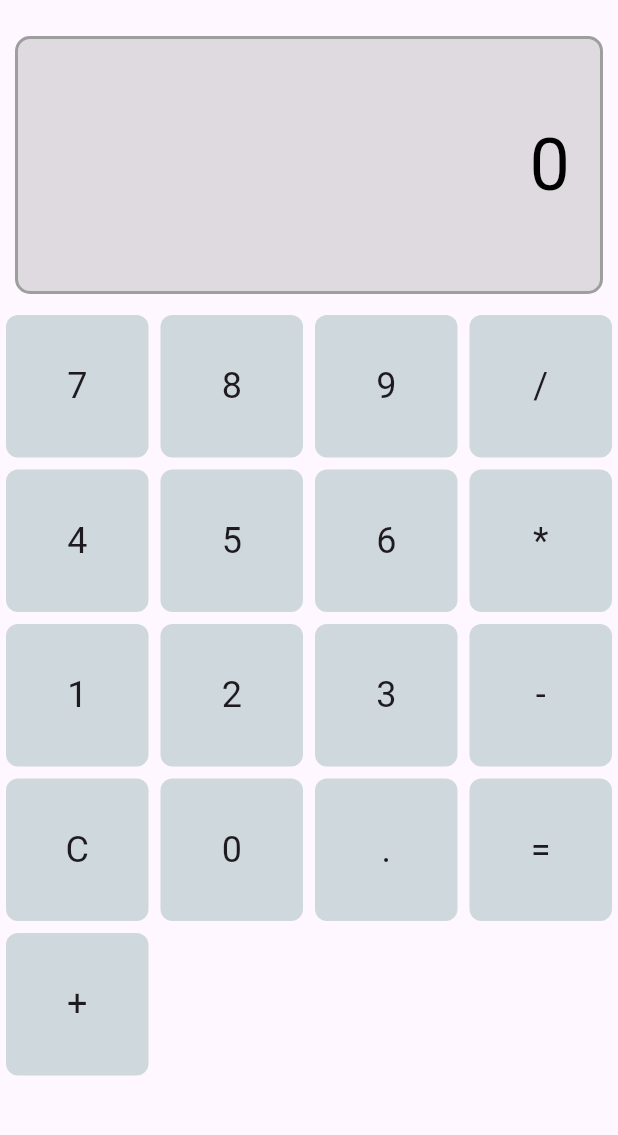
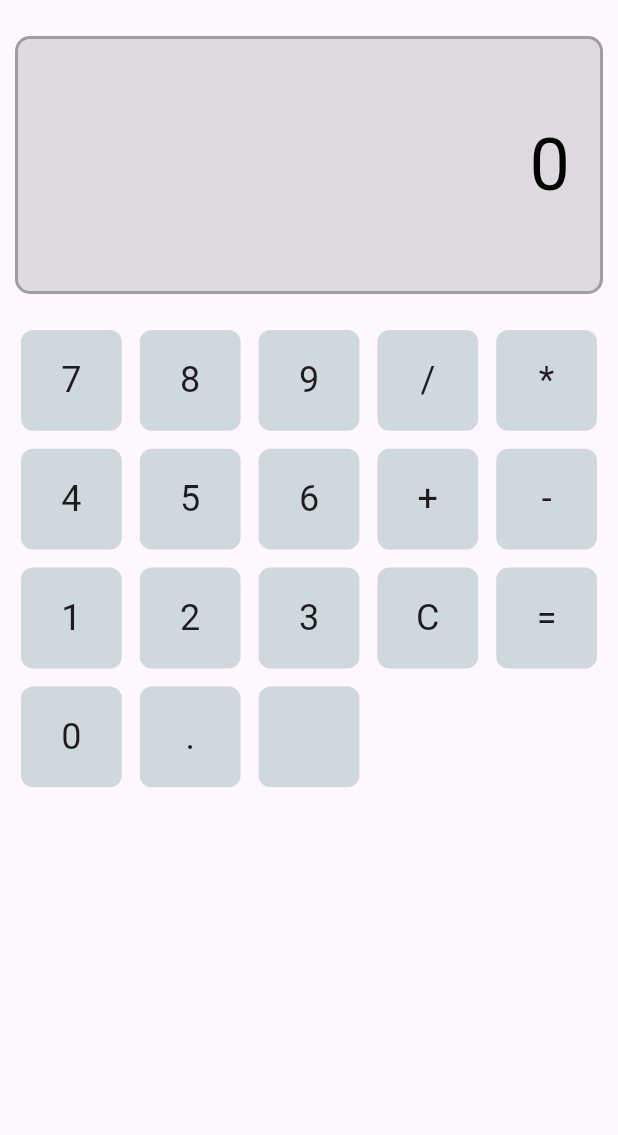
Before and after one commit to abdulbasith007/Calculator-App---Flutter, a Flutter app: the screen it shows after launch, on a phone screen of 412 x 824 dp, the part 63-1198 px from its top. Run offline on Flutter 3.47's test engine with Material 3 defaults, Android fonts, the phone set to English and light mode, and no system bars.

```diff
--- a/lib/main.dart
+++ b/lib/main.dart
@@ -54,12 +54,13 @@ class _CalculatorHomeState extends State<CalculatorHome> {
           Expanded(
             flex: 3,
             child: GridView.count(
-              crossAxisCount: 4,
+              crossAxisCount: 5,
+              padding: EdgeInsets.all(8),
               children: [
-                ...['7', '8', '9', '/'].map(buildButton),
-                ...['4', '5', '6', '*'].map(buildButton),
-                ...['1', '2', '3', '-'].map(buildButton),
-                ...['C', '0', '.', '=', '+'].map(buildButton),
+                ...['7', '8', '9', '/', '*'].map(buildButton),
+                ...['4', '5', '6', '+', '-'].map(buildButton),
+                ...['1', '2', '3', 'C', '='].map(buildButton),
+                ...['0', '.', ''].map(buildButton), // Adjusted for layout balance
               ],
             ),
           ),
@@ -73,7 +74,6 @@ class _CalculatorHomeState extends State<CalculatorHome> {
       onTap: () {
         setState(() {
           if (isError) {
-            // In order to reset if the last state was an error
             clearCalculator();
           }
 
@@ -97,7 +97,8 @@ class _CalculatorHomeState extends State<CalculatorHome> {
         });
       },
       child: Container(
-        margin: EdgeInsets.all(4),
+        margin: EdgeInsets.all(6),
+        padding: EdgeInsets.all(16),
         decoration: BoxDecoration(
           color: Colors.blueGrey[100],
           borderRadius: BorderRadius.circular(8),
```
